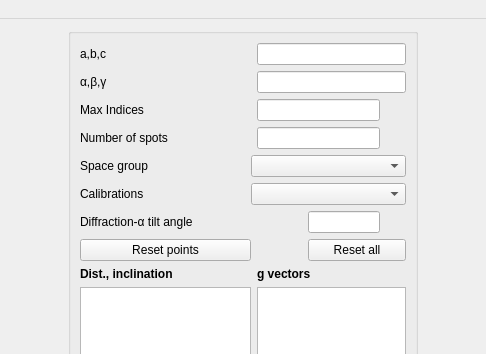
Qt form pycotem/diffraction/diffractionUI.ui (mompiou/pycotem) before a commit; both pictures show x 357 to 843 and y 0 to 354 of the 1200 by 782 pixel window.
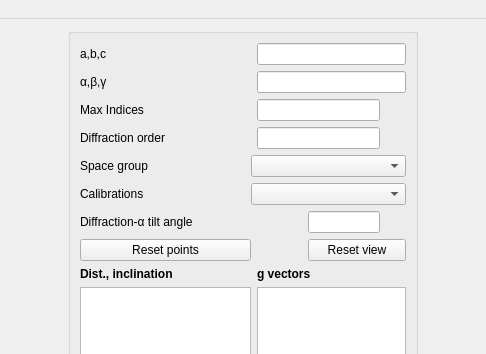
The same form after that commit.

Commit message: Correct rotation in stereoproj, spectrum in diffraction, diffraction documentation

What changed in the file:
```diff
--- a/pycotem/diffraction/diffractionUI.ui
+++ b/pycotem/diffraction/diffractionUI.ui
@@ -123,7 +123,7 @@
        <item row="7" column="6" colspan="5">
         <widget class="QPushButton" name="Button_reset_all">
          <property name="text">
-          <string>Reset all</string>
+          <string>Reset view</string>
          </property>
         </widget>
        </item>
@@ -199,7 +199,7 @@
        <item row="3" column="0" colspan="5">
         <widget class="QLabel" name="n_label">
          <property name="text">
-          <string>Number of spots</string>
+          <string>Diffraction order</string>
          </property>
         </widget>
        </item>
```
The commit also changes 12 other files.
